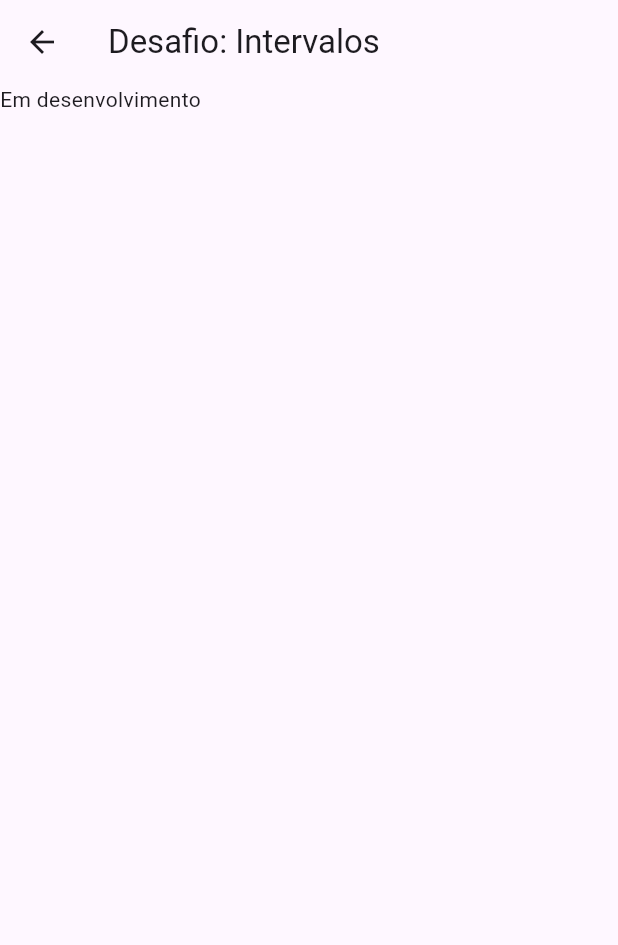
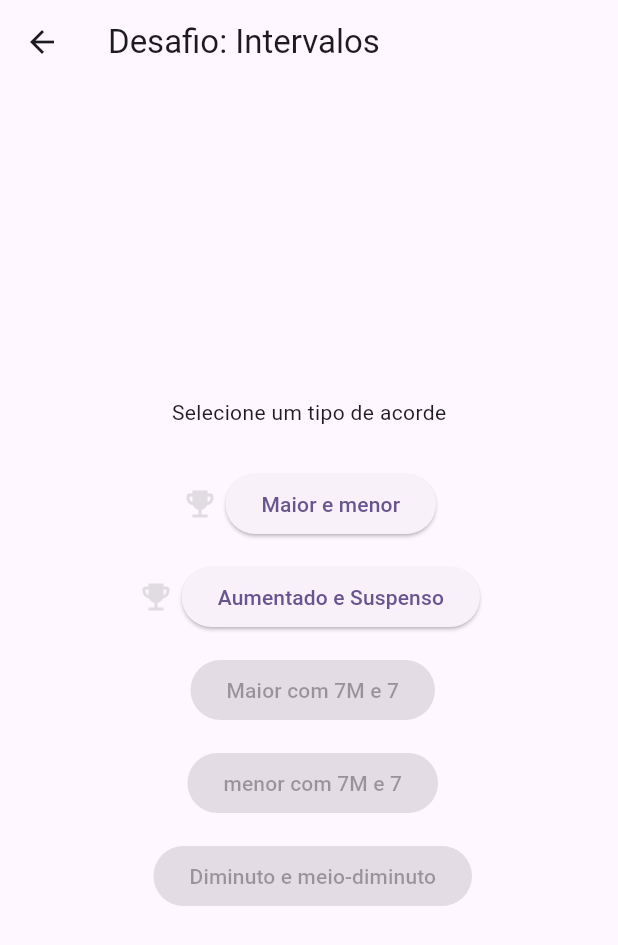
Before and after one commit to jorgearcarvalho/tabuada-do-musico, a Flutter app: the AcordesDesafioPage screen opened directly, on a phone screen of 412 x 824 dp. Shown: the top 945 px of the screen. Run offline on Flutter 3.47's test engine with Material 3 defaults, Android fonts, the phone set to English and light mode, and no system bars.

Commit message:
[EXAC-2] Estabelece layout de apresentacao dos exercicios possiveis

```diff
--- a/tabuada_do_musico/lib/pages/menu/modulo1/acordes/acordes_desafio_page.dart
+++ b/tabuada_do_musico/lib/pages/menu/modulo1/acordes/acordes_desafio_page.dart
@@ -1,5 +1,8 @@
+import 'dart:convert';
+
 import 'package:flutter/cupertino.dart';
 import 'package:flutter/material.dart';
+import 'package:flutter/services.dart';
 
 class AcordesDesafioPage extends StatefulWidget {
   const AcordesDesafioPage({super.key});
@@ -9,12 +12,102 @@ class AcordesDesafioPage extends StatefulWidget {
 }
 
 class _AcordesDesafioPageState extends State<AcordesDesafioPage> {
+  late List<Map<String, dynamic>> exerciciosDisponiveis = [];
+
+  @override
+  void initState() {
+    super.initState();
+    _carregarEstatisticas();
+  }
+
+  Future<void> _carregarEstatisticas() async {
+    final String resposta =
+        await rootBundle.loadString('assets/data/estatisticas.json');
+    final Map<String, dynamic> data = json.decode(resposta);
+
+    final Map<String, dynamic> acordesStatsCru =
+        data['estatisticas']['acordes'];
+
+    final List<Map<String, dynamic>> acordesStats = [];
+
+    acordesStatsCru.forEach((key, value) {
+      if (value is Map<String, dynamic> && value.containsKey('bloqueado')) {
+        acordesStats.add({
+          'nome': key,
+          'bloqueado': value['bloqueado'],
+          'medalha': value['medalha'],
+          "tempo_atual": value['tempo_atual'],
+          "melhor_tempo": value['melhor_tempo'],
+          "pontuacao_atual": value['pontuacao_atual'],
+          "melhor_pontuacao": value['melhor_pontuacao'],
+        });
+      }
+    });
+
+    setState(() {
+      exerciciosDisponiveis = acordesStats;
+    });
+  }
+
+  Color _retornaMedalhaCor(int medalha) {
+    switch (medalha) {
+      case 3:
+        return Colors.amber;
+      case 2:
+        return Colors.grey;
+      case 1:
+        return Colors.brown;
+      default:
+        return Colors.grey.withOpacity(0.3);
+    }
+  }
+
+  void _selecionaExercicio(String acordeTipo) {
+    setState(() {
+      print(acordeTipo);
+    });
+  }
+
   @override
   Widget build(BuildContext context) {
     return Scaffold(
         appBar: AppBar(
           title: Text('Desafio: Intervalos'),
         ),
-        body: Text('Em desenvolvimento'));
+        body: Container(
+          child: Column(
+            mainAxisAlignment: MainAxisAlignment.center,
+            children: [
+              Text('Selecione um tipo de acorde'),
+              SizedBox(height: 20),
+              Column(
+                children: exerciciosDisponiveis.map((acordeMapeado) {
+                  final nome = acordeMapeado['nome'];
+                  final bloqueado = acordeMapeado['bloqueado'];
+                  final medalha = acordeMapeado['medalha'];
+
+                  return Padding(
+                    padding: const EdgeInsets.symmetric(vertical: 7.0),
+                    child: Row(
+                      mainAxisAlignment: MainAxisAlignment.center,
+                      children: [
+                        if (!bloqueado)
+                          Icon(Icons.emoji_events,
+                              color: _retornaMedalhaCor(medalha), size: 24),
+                        const SizedBox(width: 5),
+                        ElevatedButton(
+                          onPressed: bloqueado
+                              ? null
+                              : () => _selecionaExercicio(nome),
+                          child: Text(nome),
+                        )
+                      ],
+                    ),
+                  );
+                }).toList(),
+              )
+            ],
+          ),
+        ));
   }
 }
--- a/tabuada_do_musico/lib/pages/menu/modulo1/intervalos/intervalos_desafio_page.dart
+++ b/tabuada_do_musico/lib/pages/menu/modulo1/intervalos/intervalos_desafio_page.dart
@@ -39,7 +39,7 @@ class _IntervalosPageState extends State<IntervalosPage> {
   @override
   void initState() {
     super.initState();
-    _carregarIntervalos(); // Adicionar fluidez no carregamento
+    _carregarIntervalos();
   }
 
   Future<void> _carregarIntervalos() async {
```
Also changed, not shown: tabuada_do_musico/assets/data/estatisticas.json (+32 -34 lines).
